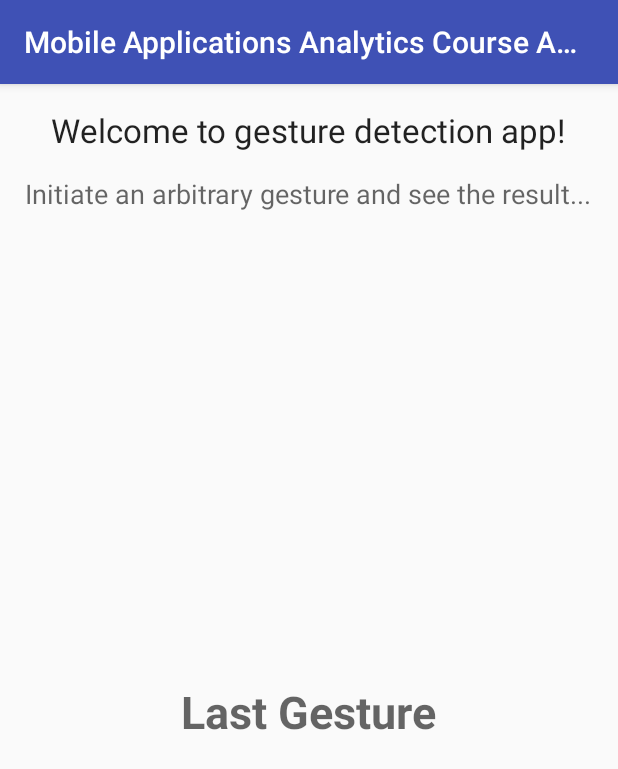
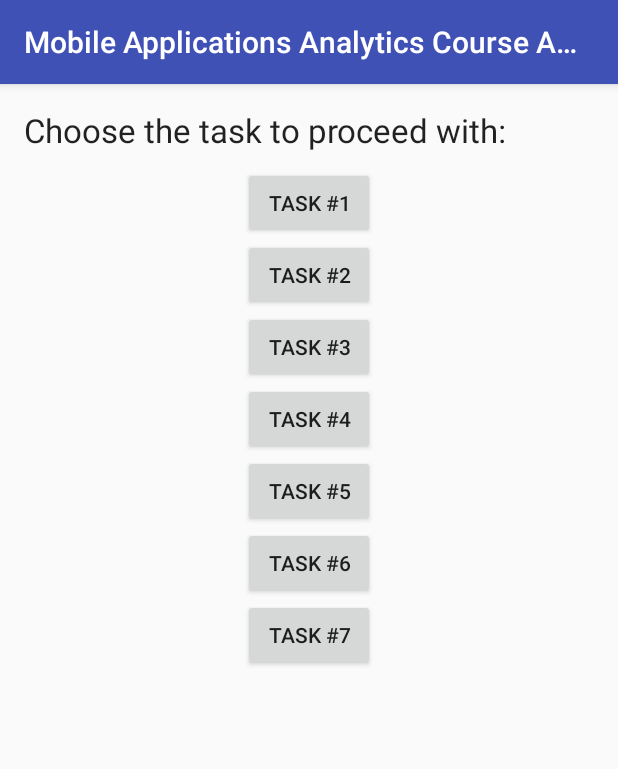
Before and after one commit to webyneter/Android-Sandbox, an Android app: the screen it shows after launch (MainActivity), on a phone screen of 412 x 824 dp. Shown: the top 769 px of the screen. Run offline under Robolectric (Android 15) with nearby library versions, the phone set to English and light mode, and no system bars.

Commit message:
- task1 separated out

```diff
--- a/app/src/main/AndroidManifest.xml
+++ b/app/src/main/AndroidManifest.xml
@@ -15,6 +15,7 @@
                 <category android:name="android.intent.category.LAUNCHER" />
             </intent-filter>
         </activity>
+        <activity android:name=".Task1Activity"/>
     </application>
 
 </manifest>
--- a/app/src/main/java/maa/hse/webyneter/app/MainActivity.java
+++ b/app/src/main/java/maa/hse/webyneter/app/MainActivity.java
@@ -1,85 +1,34 @@
 package maa.hse.webyneter.app;
 
+import android.content.Intent;
 import android.os.Bundle;
-import android.support.v4.view.GestureDetectorCompat;
 import android.support.v7.app.AppCompatActivity;
-import android.view.GestureDetector;
-import android.view.MotionEvent;
-import android.widget.TextView;
+import android.view.View;
+import android.widget.Button;
 
-public class MainActivity extends AppCompatActivity implements GestureDetector.OnGestureListener,
-        GestureDetector.OnDoubleTapListener {
-
-    private GestureDetectorCompat gestureDetector;
-    private TextView tvGesture;
-
+public class MainActivity extends AppCompatActivity {
     @Override
     protected void onCreate(Bundle savedInstanceState) {
         super.onCreate(savedInstanceState);
         setContentView(R.layout.activity_main);
-        gestureDetector = new GestureDetectorCompat(this, this);
-        gestureDetector.setOnDoubleTapListener(this);
-        tvGesture = (TextView) findViewById(R.id.tvGesture);
+
+        redirectToActivityOnButtonClick(R.id.btnTask1, Task1Activity.class);
+//        redirectToActivityOnButtonClick(R.id.btnTask2, Task2Activity.class);
+//        redirectToActivityOnButtonClick(R.id.btnTask3, Task3Activity.class);
+//        redirectToActivityOnButtonClick(R.id.btnTask4, Task4Activity.class);
+//        redirectToActivityOnButtonClick(R.id.btnTask5, Task5Activity.class);
+//        redirectToActivityOnButtonClick(R.id.btnTask6, Task6Activity.class);
+//        redirectToActivityOnButtonClick(R.id.btnTask7, Task7Activity.class);
     }
 
-    @Override
-    public boolean onTouchEvent(MotionEvent event) {
-        this.gestureDetector.onTouchEvent(event);
-        return super.onTouchEvent(event);
-    }
-
-    @Override
-    public boolean onDown(MotionEvent event) {
-        tvGesture.setText(GestureKind.onDown.getValue());
-        return true;
-    }
-
-    @Override
-    public boolean onFling(MotionEvent event1, MotionEvent event2,
-                           float velocityX, float velocityY) {
-        tvGesture.setText(GestureKind.onFling.getValue());
-        return true;
-    }
-
-    @Override
-    public void onLongPress(MotionEvent event) {
-        tvGesture.setText(GestureKind.onLongPress.getValue());
-
-    }
-
-    @Override
-    public boolean onScroll(MotionEvent e1, MotionEvent e2, float distanceX,
-                            float distanceY) {
-        tvGesture.setText(GestureKind.onScroll.getValue());
-        return true;
-    }
-
-    @Override
-    public void onShowPress(MotionEvent event) {
-        tvGesture.setText(GestureKind.onShowPress.getValue());
-    }
-
-    @Override
-    public boolean onSingleTapUp(MotionEvent event) {
-        tvGesture.setText(GestureKind.onSingleTapUp.getValue());
-        return true;
-    }
-
-    @Override
-    public boolean onDoubleTap(MotionEvent event) {
-        tvGesture.setText(GestureKind.onDoubleTap.getValue());
-        return true;
-    }
-
-    @Override
-    public boolean onDoubleTapEvent(MotionEvent event) {
-//        tvGesture.setText(GestureKind.onDoubleTapEvent.getValue());
-        return true;
-    }
-
-    @Override
-    public boolean onSingleTapConfirmed(MotionEvent event) {
-        tvGesture.setText(GestureKind.onSingleTap.getValue());
-        return true;
+    private void redirectToActivityOnButtonClick(final int buttonId,
+                                                 final Class<?> redirectToActivityClass) {
+        final Button btn = (Button) findViewById(buttonId);
+        btn.setOnClickListener(new View.OnClickListener() {
+            public void onClick(View v) {
+                Intent intent = new Intent(MainActivity.this, redirectToActivityClass);
+                startActivity(intent);
+            }
+        });
     }
 }
--- a/app/src/main/res/layout/activity_main.xml
+++ b/app/src/main/res/layout/activity_main.xml
@@ -14,49 +14,67 @@
         android:layout_width="match_parent"
         android:layout_height="match_parent"
         android:layout_alignParentTop="true"
-        android:layout_alignParentLeft="true"
-        android:layout_alignParentStart="true"
-        android:layout_alignParentBottom="true"
         android:layout_alignParentRight="true"
         android:layout_alignParentEnd="true"
-        android:gravity="fill_horizontal|fill_vertical">
+        android:layout_alignParentStart="false">
 
         <TextView
             android:layout_width="wrap_content"
             android:layout_height="wrap_content"
             android:textAppearance="?android:attr/textAppearanceLarge"
-            android:text="Welcome to gesture detection app!"
-            android:id="@+id/tvWelcome"
-            android:layout_gravity="center_horizontal" />
-
-        <TextView
-            android:layout_width="wrap_content"
-            android:layout_height="wrap_content"
-            android:textAppearance="?android:attr/textAppearanceMedium"
-            android:text="Initiate an arbitrary gesture and see the result..."
-            android:id="@+id/tvHelp"
-            android:textAlignment="center"
-            android:layout_marginTop="15dp"
-            android:layout_gravity="center_horizontal" />
+            android:text="Choose the task to proceed with:"
+            android:id="@+id/tvMsg"
+            android:layout_gravity="left" />
 
         <LinearLayout
             android:orientation="vertical"
-            android:layout_width="match_parent"
-            android:layout_height="match_parent"
-            android:gravity="center">
+            android:layout_width="wrap_content"
+            android:layout_height="wrap_content"
+            android:layout_gravity="center_horizontal"
+            android:layout_marginTop="10dp">
 
-            <TextView
+            <Button
                 android:layout_width="wrap_content"
                 android:layout_height="wrap_content"
-                android:textAppearance="?android:attr/textAppearanceLarge"
-                android:id="@+id/tvGesture"
-                android:layout_gravity="center_horizontal"
-                android:textStyle="bold"
-                android:hint="Last Gesture"
-                android:textAlignment="center"
-                android:textSize="30dp" />
+                android:text="Task #1"
+                android:id="@+id/btnTask1" />
+
+            <Button
+                android:layout_width="wrap_content"
+                android:layout_height="wrap_content"
+                android:text="Task #2"
+                android:id="@+id/btnTask2" />
+
+            <Button
+                android:layout_width="wrap_content"
+                android:layout_height="wrap_content"
+                android:text="Task #3"
+                android:id="@+id/btnTask3" />
+
+            <Button
+                android:layout_width="wrap_content"
+                android:layout_height="wrap_content"
+                android:text="Task #4"
+                android:id="@+id/btnTask4" />
+
+            <Button
+                android:layout_width="wrap_content"
+                android:layout_height="wrap_content"
+                android:text="Task #5"
+                android:id="@+id/btnTask5" />
+
+            <Button
+                android:layout_width="wrap_content"
+                android:layout_height="wrap_content"
+                android:text="Task #6"
+                android:id="@+id/btnTask6" />
+
+            <Button
+                android:layout_width="wrap_content"
+                android:layout_height="wrap_content"
+                android:text="Task #7"
+                android:id="@+id/btnTask7" />
         </LinearLayout>
 
     </LinearLayout>
-
 </RelativeLayout>
```
Also changed, not shown: app/src/main/java/maa/hse/webyneter/app/Task1Activity.java (added, +89 -0 lines), app/src/main/res/layout/activity_task1.xml (added, +63 -0 lines).
